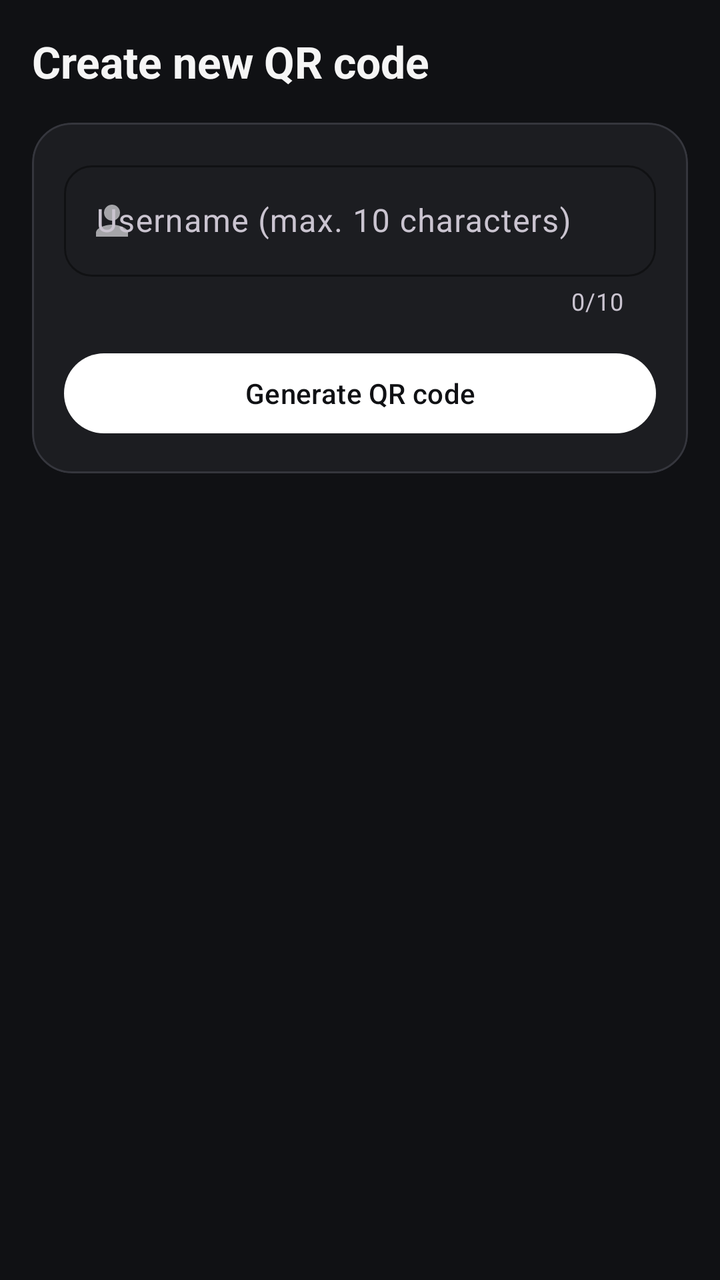
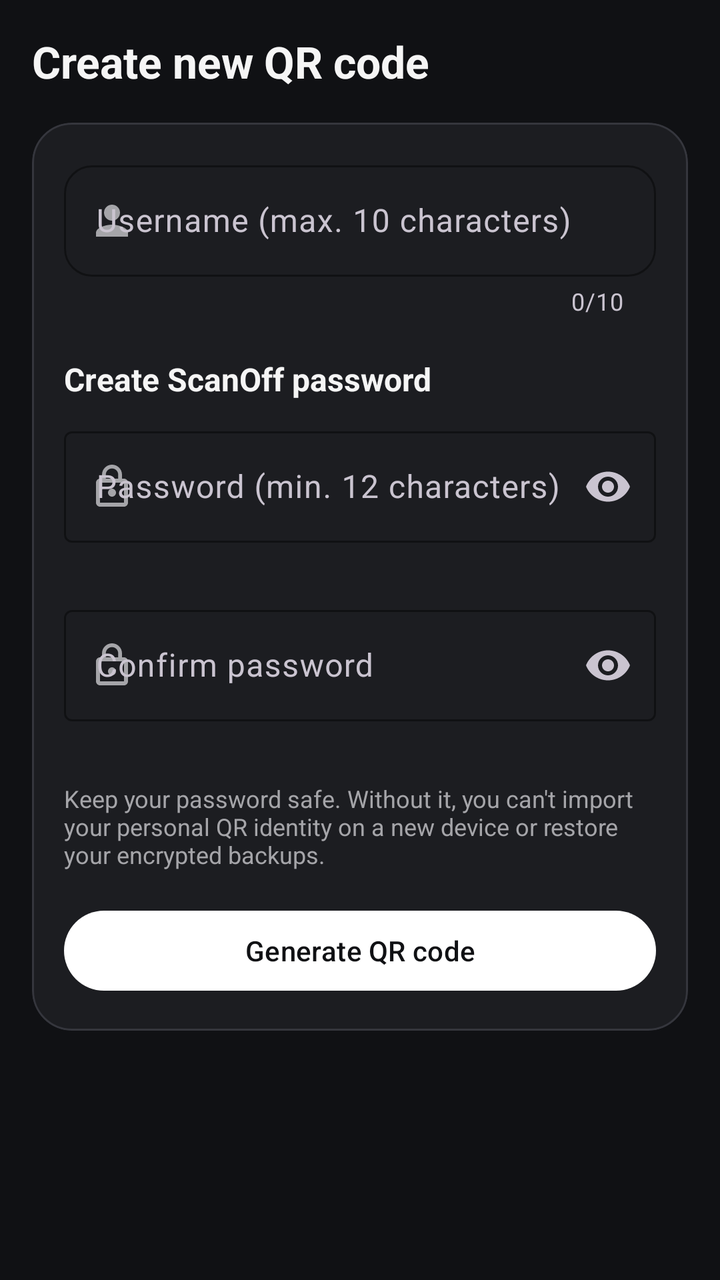

The first picture is an Android layout as it rendered before a commit; the second is the same layout after the commit. The layout source and the unified diff follow.
<!-- AndroidManifest.xml: application theme Theme.PauseQR -->
<!-- res/layout/fragment_qr_create.xml -->
<?xml version="1.0" encoding="utf-8"?>
<androidx.core.widget.NestedScrollView xmlns:android="http://schemas.android.com/apk/res/android"
    xmlns:app="http://schemas.android.com/apk/res-auto"
    android:layout_width="match_parent"
    android:layout_height="match_parent"
    android:background="@color/background"
    android:fillViewport="true">

    <LinearLayout
        android:layout_width="match_parent"
        android:layout_height="wrap_content"
        android:orientation="vertical"
        android:padding="16dp">

        <TextView
            android:layout_width="match_parent"
            android:layout_height="wrap_content"
            android:text="@string/qr_create_title"
            android:textColor="@color/text_primary"
            android:textSize="22sp"
            android:textStyle="bold" />

        <com.google.android.material.card.MaterialCardView
            style="@style/PauseQR.Card"
            android:layout_width="match_parent"
            android:layout_height="wrap_content"
            android:layout_marginTop="16dp">

            <LinearLayout
                android:layout_width="match_parent"
                android:layout_height="wrap_content"
                android:orientation="vertical"
                android:padding="16dp">

                <com.google.android.material.textfield.TextInputLayout
                    android:id="@+id/tilUsername"
                    android:layout_width="match_parent"
                    android:layout_height="wrap_content"
                    app:boxCornerRadiusBottomEnd="14dp"
                    app:boxCornerRadiusBottomStart="14dp"
                    app:boxCornerRadiusTopEnd="14dp"
                    app:boxCornerRadiusTopStart="14dp"
                    app:boxStrokeColor="@color/outline"
                    app:counterEnabled="true"
                    app:counterMaxLength="10"
                    app:errorEnabled="true"
                    app:hintTextColor="@color/text_secondary"
                    app:startIconDrawable="@drawable/ic_person"
                    app:startIconTint="@color/text_secondary">

                    <com.google.android.material.textfield.TextInputEditText
                        android:id="@+id/etUsername"
                        android:layout_width="match_parent"
                        android:layout_height="wrap_content"
                        android:hint="@string/username_hint"
                        android:inputType="textCapWords"
                        android:maxLength="10"
                        android:singleLine="true"
                        android:textColor="@color/text_primary" />
                </com.google.android.material.textfield.TextInputLayout>

                <Button
                    android:id="@+id/btnGenerateQr"
                    style="@style/PauseQR.Button.Filled"
                    android:layout_width="match_parent"
                    android:layout_height="wrap_content"
                    android:layout_marginTop="14dp"
                    android:text="@string/btn_generate_qr" />
            </LinearLayout>
        </com.google.android.material.card.MaterialCardView>
    </LinearLayout>
</androidx.core.widget.NestedScrollView>
<!-- resources referenced by this layout -->
<resources>
  <color name="background">#101114</color>
  <color name="outline">#35363D</color>
  <color name="text_primary">#F5F5F5</color>
  <color name="text_secondary">#A5A5A9</color>
  <!-- drawable ic_person (drawable) -->
  <?xml version="1.0" encoding="utf-8"?>
  <vector xmlns:android="http://schemas.android.com/apk/res/android"
      android:width="24dp"
      android:height="24dp"
      android:viewportWidth="24"
      android:viewportHeight="24">
      <path
          android:fillColor="#FF000000"
          android:pathData="M12,12c2.21,0 4,-1.79 4,-4s-1.79,-4 -4,-4 -4,1.79 -4,4 1.79,4 4,4zM12,14c-2.67,0 -8,1.34 -8,4v2h16v-2c0,-2.66 -5.33,-4 -8,-4z" />
  </vector>
  <string name="btn_generate_qr">Generate QR code</string>
  <string name="qr_create_title">Create new QR code</string>
  <string name="username_hint">Username (max. 10 characters)</string>
  <style name="PauseQR.Button.Filled" parent="Widget.Material3.Button">
          <item name="backgroundTint">@color/primary</item>
          <item name="android:textColor">@color/on_primary</item>
          <item name="iconTint">@color/on_primary</item>
      </style>
  <style name="PauseQR.Card" parent="Widget.Material3.CardView.Elevated">
          <item name="cardCornerRadius">20dp</item>
          <item name="cardElevation">0dp</item>
          <item name="strokeWidth">1dp</item>
          <item name="strokeColor">@color/outline</item>
          <item name="cardBackgroundColor">@color/surface</item>
      </style>
  <style name="Theme.PauseQR" parent="Theme.Material3.Dark.NoActionBar">
          <item name="colorPrimary">@color/primary</item>
          <item name="colorOnPrimary">@color/on_primary</item>
          <item name="colorPrimaryContainer">@color/primary_container</item>
          <item name="colorSecondary">@color/primary</item>
          <item name="colorSurface">@color/surface</item>
          <item name="colorOnSurface">@color/text_primary</item>
          <item name="colorOutline">@color/outline</item>
          <item name="android:windowBackground">@color/background</item>
          <item name="android:statusBarColor">@color/background</item>
          <item name="android:navigationBarColor">@color/background</item>
          
      </style>
  <color name="primary">#FFFFFF</color>
  <color name="on_primary">#101114</color>
  <color name="surface">#1C1D21</color>
  <color name="primary_container">#24262B</color>
</resources>

<!-- the commit's change to res/layout/fragment_qr_create.xml (unified diff, before → after) -->
@@ -59,12 +59,75 @@
                         android:textColor="@color/text_primary" />
                 </com.google.android.material.textfield.TextInputLayout>
 
+                <TextView
+                    android:layout_width="match_parent"
+                    android:layout_height="wrap_content"
+                    android:layout_marginTop="20dp"
+                    android:text="@string/create_password_section_title"
+                    android:textColor="@color/text_primary"
+                    android:textSize="16sp"
+                    android:textStyle="bold" />
+
+                <com.google.android.material.textfield.TextInputLayout
+                    android:id="@+id/tilNewPassword"
+                    android:layout_width="match_parent"
+                    android:layout_height="wrap_content"
+                    android:layout_marginTop="10dp"
+                    app:boxStrokeColor="@color/outline"
+                    app:endIconMode="password_toggle"
+                    app:errorEnabled="true"
+                    app:hintTextColor="@color/text_secondary"
+                    app:startIconDrawable="@drawable/ic_lock_closed"
+                    app:startIconTint="@color/text_secondary">
+
+                    <com.google.android.material.textfield.TextInputEditText
+                        android:id="@+id/etNewPassword"
+                        android:layout_width="match_parent"
+                        android:layout_height="wrap_content"
+                        android:hint="@string/password_create_hint"
+                        android:inputType="textPassword"
+                        android:maxLength="256"
+                        android:singleLine="true"
+                        android:textColor="@color/text_primary" />
+                </com.google.android.material.textfield.TextInputLayout>
+
+                <com.google.android.material.textfield.TextInputLayout
+                    android:id="@+id/tilNewPasswordConfirm"
+                    android:layout_width="match_parent"
+                    android:layout_height="wrap_content"
+                    android:layout_marginTop="8dp"
+                    app:boxStrokeColor="@color/outline"
+                    app:endIconMode="password_toggle"
+                    app:errorEnabled="true"
+                    app:hintTextColor="@color/text_secondary"
+                    app:startIconDrawable="@drawable/ic_lock_closed"
+                    app:startIconTint="@color/text_secondary">
+
+                    <com.google.android.material.textfield.TextInputEditText
+                        android:id="@+id/etNewPasswordConfirm"
+                        android:layout_width="match_parent"
+                        android:layout_height="wrap_content"
+                        android:hint="@string/password_confirm_hint"
+                        android:inputType="textPassword"
+                        android:maxLength="256"
+                        android:singleLine="true"
+                        android:textColor="@color/text_primary" />
+                </com.google.android.material.textfield.TextInputLayout>
+
+                <TextView
+                    android:layout_width="match_parent"
+                    android:layout_height="wrap_content"
+                    android:layout_marginTop="10dp"
+                    android:text="@string/password_no_recovery_warning"
+                    android:textColor="@color/text_secondary"
+                    android:textSize="12sp" />
+
                 <Button
                     android:id="@+id/btnGenerateQr"
                     style="@style/PauseQR.Button.Filled"
                     android:layout_width="match_parent"
                     android:layout_height="wrap_content"
-                    android:layout_marginTop="14dp"
+                    android:layout_marginTop="16dp"
                     android:text="@string/btn_generate_qr" />
             </LinearLayout>
         </com.google.android.material.card.MaterialCardView>
<!-- resource entries referenced after the edit -->
@@ -4,6 +4,17 @@
   <color name="outline">#35363D</color>
   <color name="text_primary">#F5F5F5</color>
   <color name="text_secondary">#A5A5A9</color>
+  <!-- drawable ic_lock_closed (drawable) -->
+  <?xml version="1.0" encoding="utf-8"?>
+  <vector xmlns:android="http://schemas.android.com/apk/res/android"
+      android:width="24dp"
+      android:height="24dp"
+      android:viewportWidth="24"
+      android:viewportHeight="24">
+      <path
+          android:fillColor="#FF000000"
+          android:pathData="M12,17c1.1,0 2,-0.9 2,-2s-0.9,-2 -2,-2 -2,0.9 -2,2 0.9,2 2,2zM18,8h-1V6c0,-2.76 -2.24,-5 -5,-5S7,3.24 7,6v2H6c-1.1,0 -2,0.9 -2,2v10c0,1.1 0.9,2 2,2h12c1.1,0 2,-0.9 2,-2V10C20,8.9 19.1,8 18,8zM8.9,6c0,-1.71 1.39,-3.1 3.1,-3.1c1.71,0 3.1,1.39 3.1,3.1v2H8.9V6zM18,20H6V10h12V20z" />
+  </vector>
   <!-- drawable ic_person (drawable) -->
   <?xml version="1.0" encoding="utf-8"?>
   <vector xmlns:android="http://schemas.android.com/apk/res/android"
@@ -16,6 +27,10 @@
           android:pathData="M12,12c2.21,0 4,-1.79 4,-4s-1.79,-4 -4,-4 -4,1.79 -4,4 1.79,4 4,4zM12,14c-2.67,0 -8,1.34 -8,4v2h16v-2c0,-2.66 -5.33,-4 -8,-4z" />
   </vector>
   <string name="btn_generate_qr">Generate QR code</string>
+  <string name="create_password_section_title">Create ScanOff password</string>
+  <string name="password_confirm_hint">Confirm password</string>
+  <string name="password_create_hint">Password (min. 12 characters)</string>
+  <string name="password_no_recovery_warning">Keep your password safe. Without it, you can\'t import your personal QR identity on a new device or restore your encrypted backups.</string>
   <string name="qr_create_title">Create new QR code</string>
   <string name="username_hint">Username (max. 10 characters)</string>
   <style name="PauseQR.Button.Filled" parent="Widget.Material3.Button">
